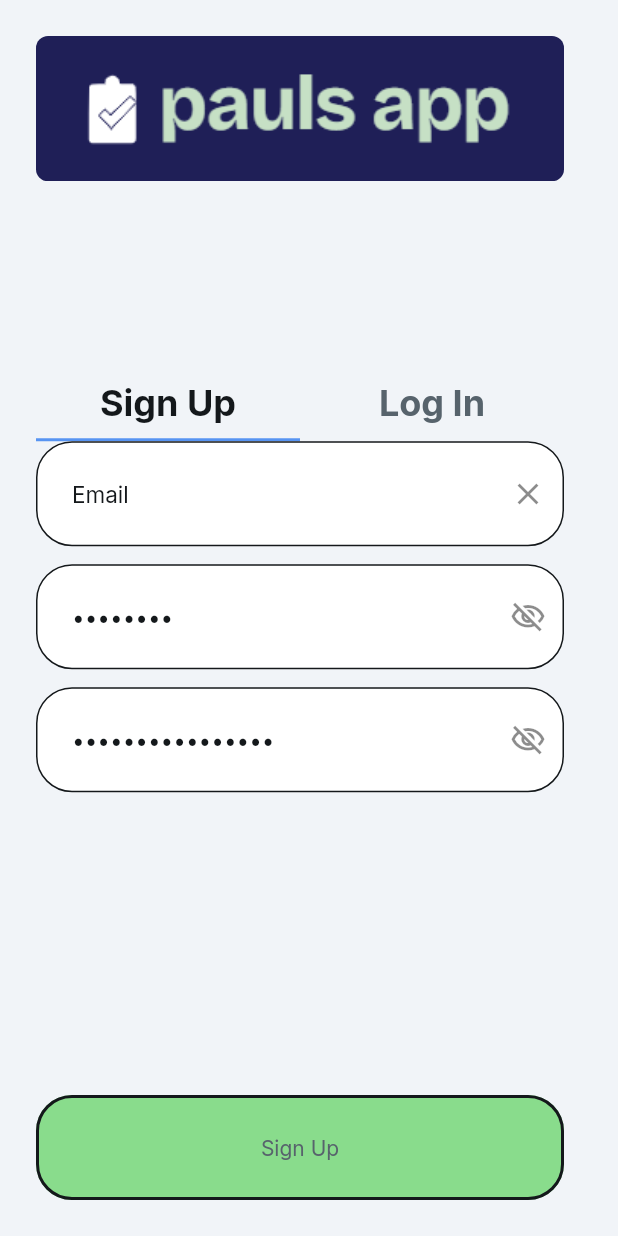
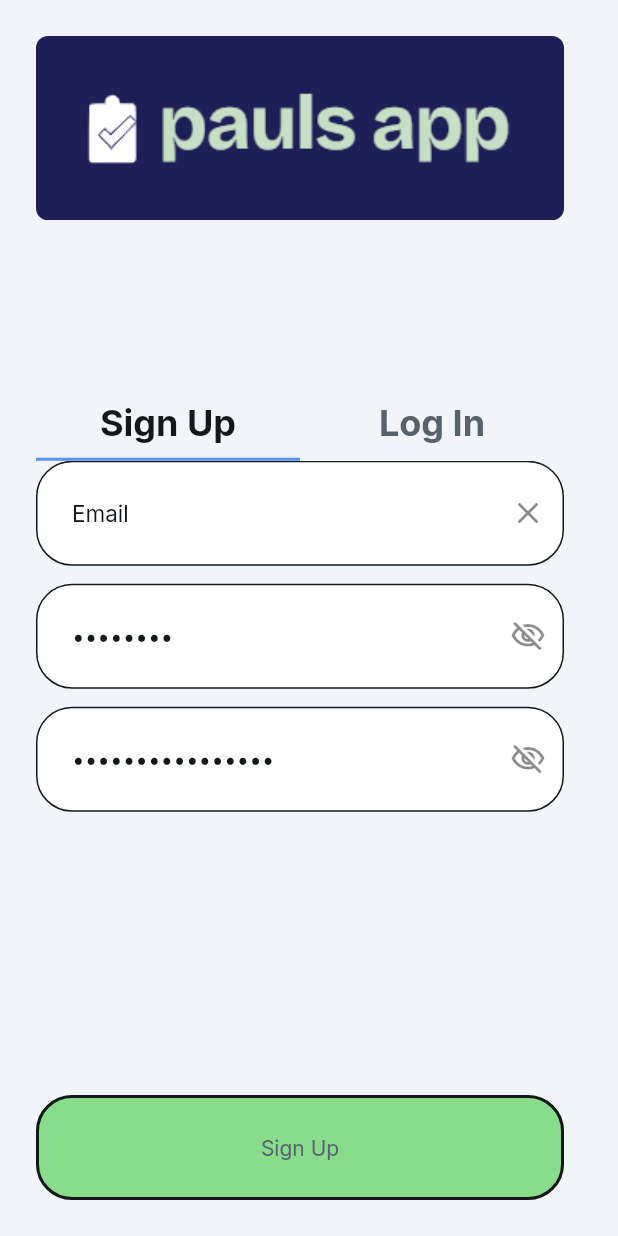
Before and after one commit to paulmoura-pixel/ToDoAppCSC305, a Flutter app: the LoginWidget screen opened directly, on a phone screen of 412 x 824 dp. Run offline on Flutter 3.47's test engine with Material 3 defaults, Android fonts, the phone set to English and light mode, and no system bars; drawn by our look-alikes of auto_size_text; our stand-ins replace cloud_firestore, easy_debounce, file_picker, firebase_auth, firebase_core, firebase_storage and 12 more; missing offline and left inert: json_path, mime_type; accounts and stored records are empty.

Commit message:
Updating to latest FlutterFlow output.

```diff
--- a/lib/login/login_widget.dart
+++ b/lib/login/login_widget.dart
@@ -101,7 +101,7 @@ class _LoginWidgetState extends State<LoginWidget>
                     child: Image.asset(
                       'assets/images/websiteBACKGROUND.png',
                       width: 481.4,
-                      height: 96.8,
+                      height: 122.8,
                       fit: BoxFit.cover,
                     ),
                   ),
```
